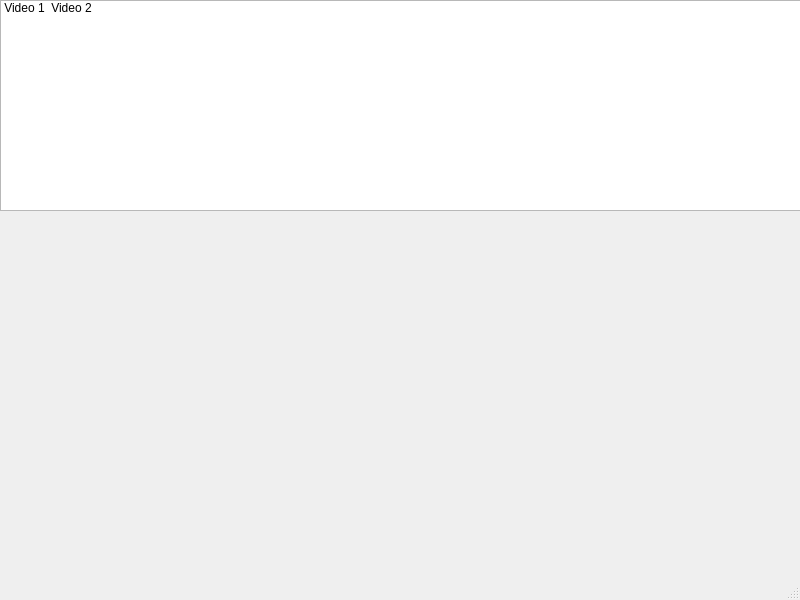
Above: videoswindow.ui from gidzzz/openmediaplayer before the change. Below: the same form after it.
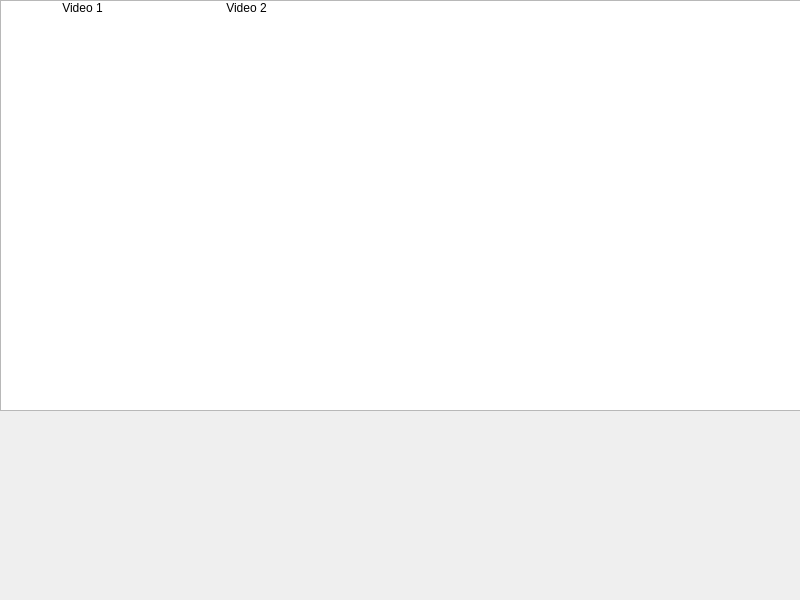
That is the form after the change. Icons and pictures are not drawn.

Diff of the .ui file:
```diff
--- a/videoswindow.ui
+++ b/videoswindow.ui
@@ -20,7 +20,7 @@
       <x>0</x>
       <y>0</y>
       <width>801</width>
-      <height>211</height>
+      <height>411</height>
      </rect>
     </property>
     <layout class="QVBoxLayout" name="verticalLayout">
@@ -32,6 +32,24 @@
        <property name="dragDropMode">
         <enum>QAbstractItemView::NoDragDrop</enum>
        </property>
+       <property name="iconSize">
+        <size>
+         <width>128</width>
+         <height>128</height>
+        </size>
+       </property>
+       <property name="movement">
+        <enum>QListView::Static</enum>
+       </property>
+       <property name="isWrapping" stdset="0">
+        <bool>false</bool>
+       </property>
+       <property name="gridSize">
+        <size>
+         <width>164</width>
+         <height>164</height>
+        </size>
+       </property>
        <property name="viewMode">
         <enum>QListView::IconMode</enum>
        </property>
@@ -60,7 +78,6 @@
     </rect>
    </property>
   </widget>
-  <widget class="QStatusBar" name="statusbar"/>
  </widget>
  <resources/>
  <connections/>
```
Left out of the diff: 13 changed lines with no effect on the pictures.
